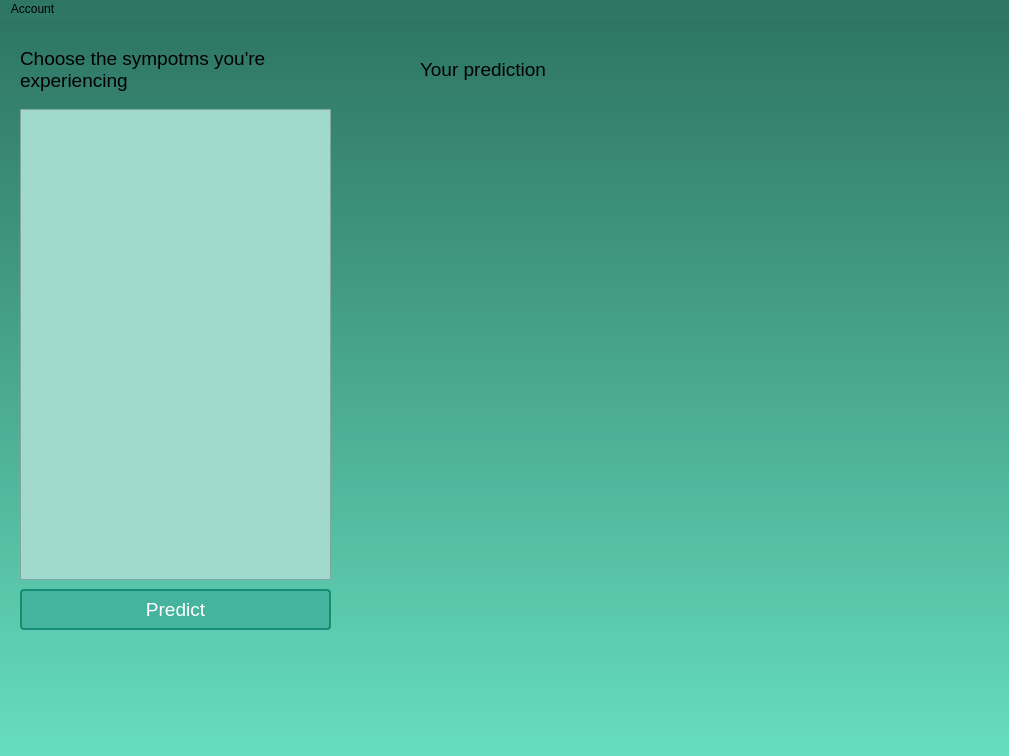
First picture: the form in ui/main_window.ui, repository Maximusrain/se_project_23-24, before the edit.
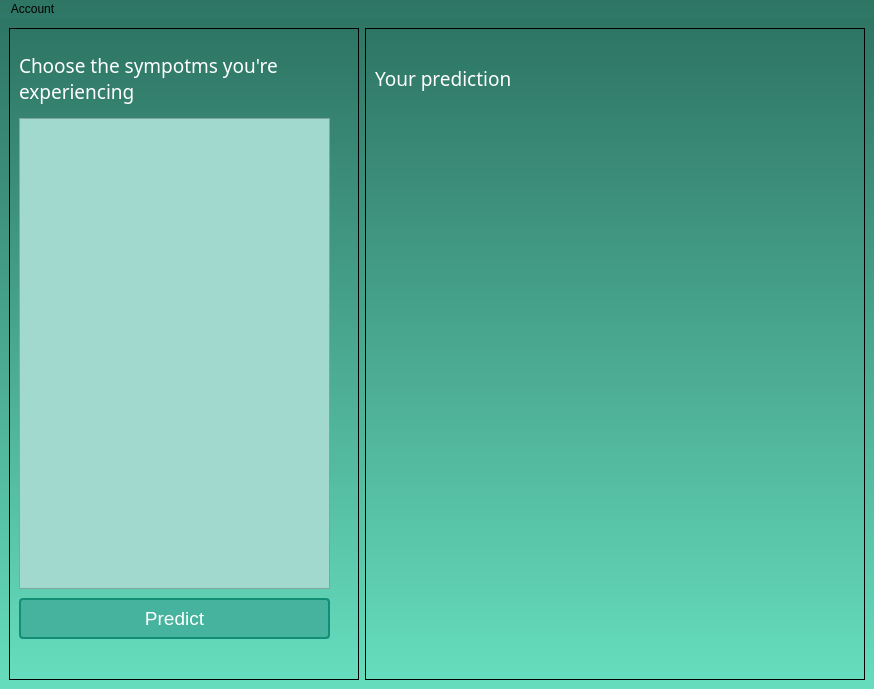
Second picture: the form after the edit.

Commit message: On click prediction button, and saving to database

```diff
--- a/ui/main_window.ui
+++ b/ui/main_window.ui
@@ -6,8 +6,8 @@
    <rect>
     <x>0</x>
     <y>0</y>
-    <width>1009</width>
-    <height>756</height>
+    <width>874</width>
+    <height>689</height>
    </rect>
   </property>
   <property name="windowTitle">
@@ -20,20 +20,44 @@
    <property name="styleSheet">
     <string notr="true"/>
    </property>
+   <layout class="QHBoxLayout" name="horizontalLayout">
+    <item>
+     <widget class="QFrame" name="frame">
+      <property name="minimumSize">
+       <size>
+        <width>350</width>
+        <height>650</height>
+       </size>
+      </property>
+      <property name="frameShape">
+       <enum>QFrame::StyledPanel</enum>
+      </property>
+      <property name="frameShadow">
+       <enum>QFrame::Raised</enum>
+      </property>
    <widget class="QLabel" name="label">
     <property name="geometry">
      <rect>
-      <x>20</x>
+         <x>10</x>
       <y>20</y>
       <width>311</width>
       <height>61</height>
      </rect>
     </property>
+       <property name="font">
+        <font>
+         <family>Century Gothic</family>
+         <pointsize>14</pointsize>
+         <weight>50</weight>
+         <bold>false</bold>
+        </font>
+       </property>
     <property name="styleSheet">
      <string notr="true">QLabel {
     font-size: 14pt; /* Font size */
 	font-family: &quot;Century Gothic&quot;;
     background-color: none;
+	color: #ffffff;
 }
 </string>
     </property>
@@ -47,7 +71,7 @@
    <widget class="QScrollArea" name="scrollArea">
     <property name="geometry">
      <rect>
-      <x>20</x>
+         <x>10</x>
       <y>90</y>
       <width>311</width>
       <height>471</height>
@@ -81,7 +105,7 @@
    <widget class="QPushButton" name="pushButton">
     <property name="geometry">
      <rect>
-      <x>20</x>
+         <x>10</x>
       <y>570</y>
       <width>311</width>
       <height>41</height>
@@ -111,10 +135,26 @@
      <string>Predict</string>
     </property>
    </widget>
+     </widget>
+    </item>
+    <item>
+     <widget class="QFrame" name="frame_2">
+      <property name="minimumSize">
+       <size>
+        <width>500</width>
+        <height>650</height>
+       </size>
+      </property>
+      <property name="frameShape">
+       <enum>QFrame::StyledPanel</enum>
+      </property>
+      <property name="frameShadow">
+       <enum>QFrame::Raised</enum>
+      </property>
    <widget class="QTextBrowser" name="textBrowser">
     <property name="geometry">
      <rect>
-      <x>420</x>
+         <x>10</x>
       <y>90</y>
       <width>521</width>
       <height>471</height>
@@ -127,17 +167,26 @@
    <widget class="QLabel" name="label_2">
     <property name="geometry">
      <rect>
-      <x>420</x>
+         <x>10</x>
       <y>20</y>
       <width>311</width>
       <height>61</height>
      </rect>
     </property>
+       <property name="font">
+        <font>
+         <family>Century Gothic</family>
+         <pointsize>14</pointsize>
+         <weight>50</weight>
+         <bold>false</bold>
+        </font>
+       </property>
     <property name="styleSheet">
      <string notr="true">QLabel {
     font-size: 14pt; /* Font size */
 	font-family: &quot;Century Gothic&quot;;
 	background-color: none;
+	color: #ffffff;
 }
 </string>
     </property>
@@ -149,13 +198,16 @@
     </property>
    </widget>
   </widget>
+    </item>
+   </layout>
+  </widget>
   <widget class="QMenuBar" name="menubar">
    <property name="geometry">
     <rect>
      <x>0</x>
      <y>0</y>
-     <width>1009</width>
-     <height>22</height>
+     <width>874</width>
+     <height>21</height>
     </rect>
    </property>
    <property name="styleSheet">
```
Lines whose indentation alone changed are shown as unchanged. The commit also changes 4 other files.
